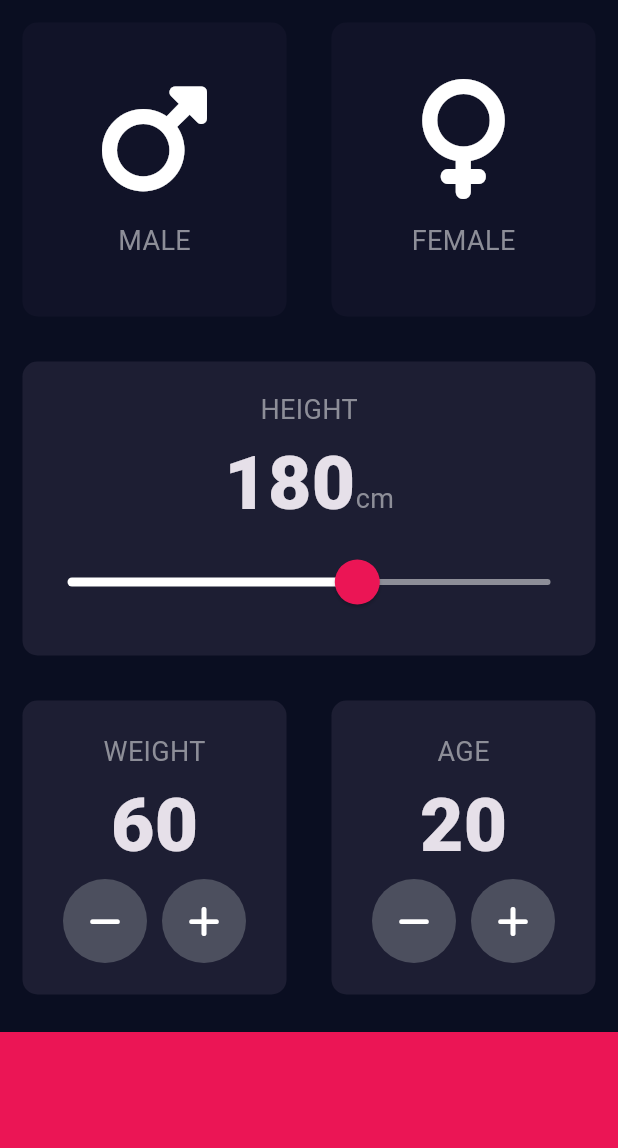
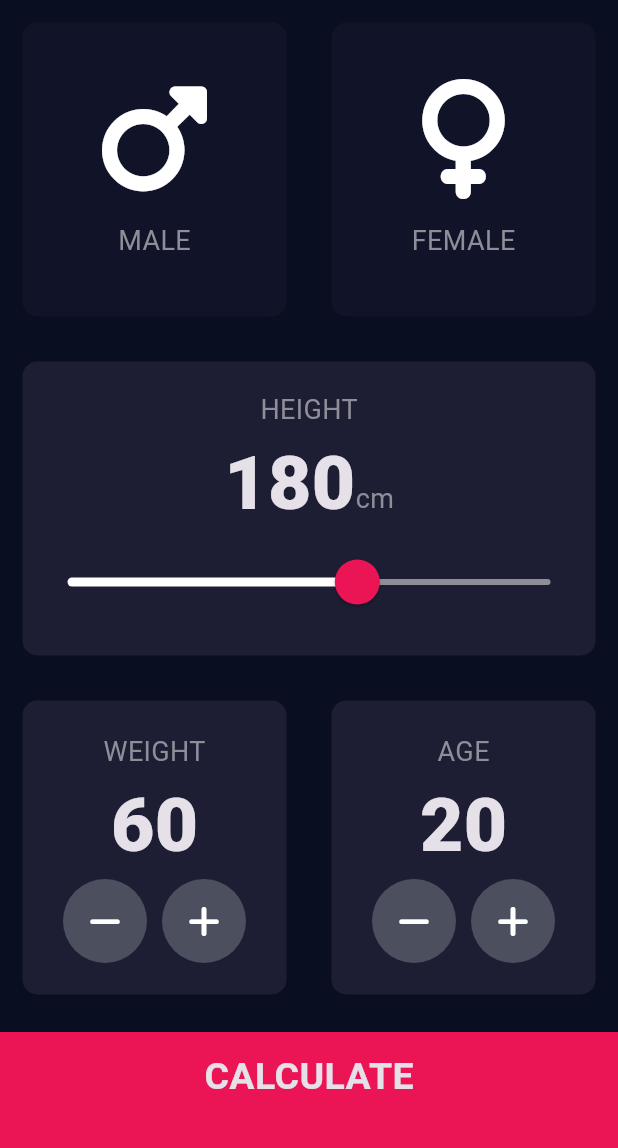
Before and after one commit to pawelmajchrzak/bmi_calculator_flutter, a Flutter app: the screen it shows after launch, on a phone screen of 412 x 824 dp, the part 84-1232 px from its top. Run offline on Flutter 3.47's test engine with Material 3 defaults, Android fonts, the phone set to English and light mode, and no system bars; our stand-ins replace font_awesome_flutter.

Commit message:
add second screen

```diff
--- /dev/null
+++ b/lib/components/bottom_button.dart
@@ -0,0 +1,28 @@
+import 'package:flutter/material.dart';
+import '../constants.dart';
+
+class BottomButton extends StatelessWidget {
+  BottomButton(this.onTap, this.buttonTitle);
+
+  final VoidCallback onTap;
+  final String buttonTitle;
+
+  @override
+  Widget build(BuildContext context) {
+    return GestureDetector(
+      onTap: onTap,
+      child: Container(
+        child: Center(
+            child: Text(
+              buttonTitle,
+              style: kLargeButtonTextStyle,
+            )),
+        color: kBottomColorOfWidgets,
+        margin: EdgeInsets.only(top: 10.0),
+        padding: EdgeInsets.only(bottom: 20.0),
+        width: double.infinity,
+        height: kBottomContainerHeight,
+      ),
+    );
+  }
+}
--- a/lib/icon_content.dart
+++ b/lib/components/icon_content.dart
@@ -1,5 +1,5 @@
 import 'package:flutter/material.dart';
-import 'constants.dart';
+import '../constants.dart';
 
 
 
--- a/lib/main.dart
+++ b/lib/main.dart
@@ -1,5 +1,5 @@
 import 'package:flutter/material.dart';
-import 'input_page.dart';
+import 'screens/input_page.dart';
 
 void main() => runApp(BMICalculator());
 
--- a/lib/input_page.dart
+++ b/lib/screens/input_page.dart
@@ -1,8 +1,10 @@
+import 'package:bmi_calculotor/screens/results_page.dart';
 import 'package:flutter/material.dart';
 import 'package:font_awesome_flutter/font_awesome_flutter.dart';
-import 'reusable_card.dart';
-import 'icon_content.dart';
-import 'constants.dart';
+import '../components/reusable_card.dart';
+import '../components/icon_content.dart';
+import '../constants.dart';
+import '../components/bottom_button.dart';
 
 enum Gender {
   male,
@@ -211,17 +213,24 @@ class _InputPageState extends State<InputPage> {
               ],
             ),
           ),
-          Container(
-            color: kBottomColorOfWidgets,
-            margin: EdgeInsets.only(top: 10.0),
-            width: double.infinity,
-            height: kBottomContainerHeight,
-          )
+          BottomButton(
+            () {
+              Navigator.push(
+                context,
+                MaterialPageRoute(builder: (context) {
+                  return ResultsPage();
+                },),
+              );
+            },
+            'CALCULATE',
+          ),
         ],
       ),
     );
   }
 }
+
+
 
 class RoundIconButton extends StatelessWidget {
   RoundIconButton(this.onPressed, this.icon);
```
Also changed, not shown: lib/constants.dart (+25 -0 lines), lib/screens/results_page.dart (added, +66 -0 lines), lib/components/reusable_card.dart (renamed from lib/reusable_card.dart).
